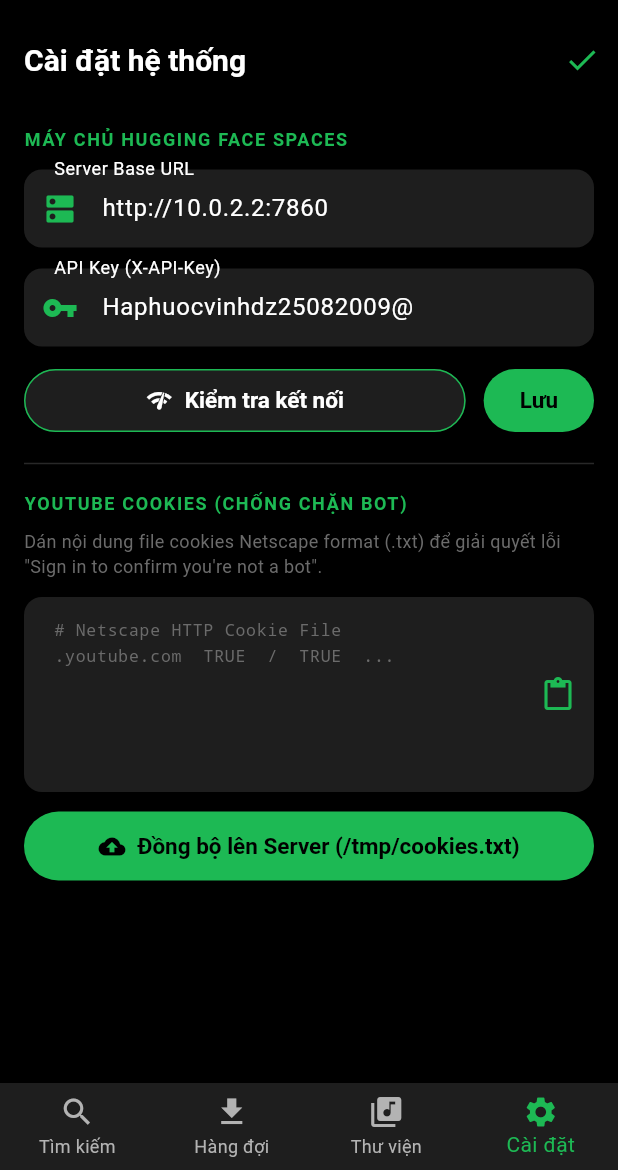
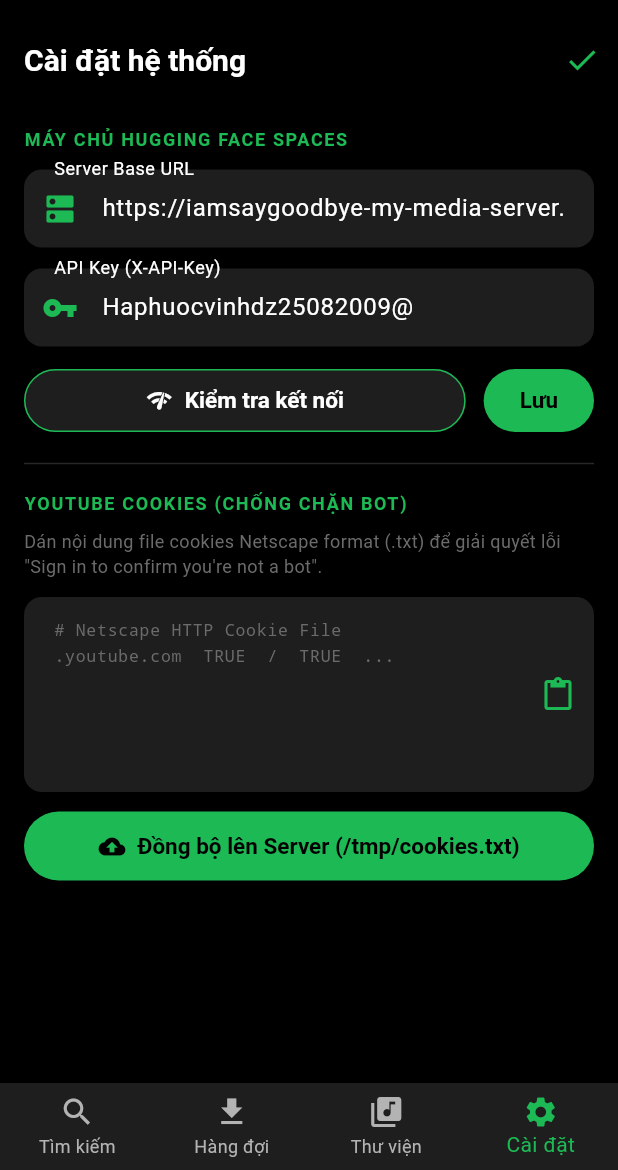
Before and after one commit to hpv5508pubg-glitch/my-media-downloader, a Flutter app: the screen it shows after launch, item 4 of the bottom bar chosen, on a phone screen of 412 x 824 dp, the part 66-1236 px from its top. Run offline on Flutter 3.47's test engine with Material 3 defaults, Android fonts, the phone set to English and light mode, and no system bars; our stand-ins replace audio_service, cached_network_image, dio, flutter_local_notifications, flutter_riverpod, isar_community and 2 more; missing offline and left inert: audiotags, equalizer_flutter, media_store_plus; accounts and stored records are empty; generated files the repository leaves out were written again.

Commit message:
Set Hugging Face server as default base URL and make ApiClient a singleton

```diff
--- a/mobile/lib/core/api/api_client.dart
+++ b/mobile/lib/core/api/api_client.dart
@@ -7,10 +7,17 @@ import '../constants/app_constants.dart';
 import 'api_interceptors.dart';
 
 class ApiClient {
+  static final ApiClient instance = ApiClient._internal();
+  factory ApiClient({String? baseUrl, String? apiKey}) {
+    if (baseUrl != null) instance.updateBaseUrl(baseUrl);
+    if (apiKey != null) instance.updateApiKey(apiKey);
+    return instance;
+  }
+
   late final Dio _dio;
   late final ApiKeyInterceptor _apiKeyInterceptor;
 
-  ApiClient({
+  ApiClient._internal({
     String? baseUrl,
     String? apiKey,
   }) {
--- a/mobile/lib/core/constants/app_constants.dart
+++ b/mobile/lib/core/constants/app_constants.dart
@@ -1,6 +1,6 @@
 class AppConstants {
   // Network defaults
-  static const String defaultBaseUrl = 'http://10.0.2.2:7860';
+  static const String defaultBaseUrl = 'https://iamsaygoodbye-my-media-server.hf.space';
   static const String defaultApiKey = 'Haphuocvinhdz25082009@';
   static const Duration requestTimeout = Duration(seconds: 60);
   static const int maxRetryAttempts = 5;
```
